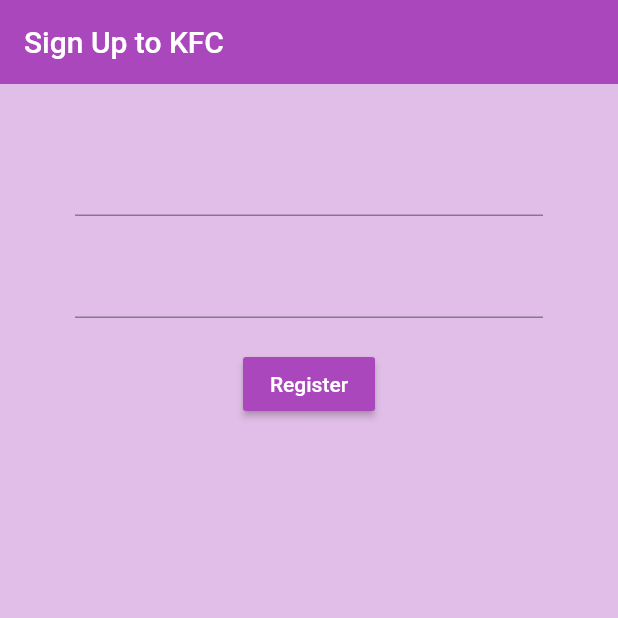
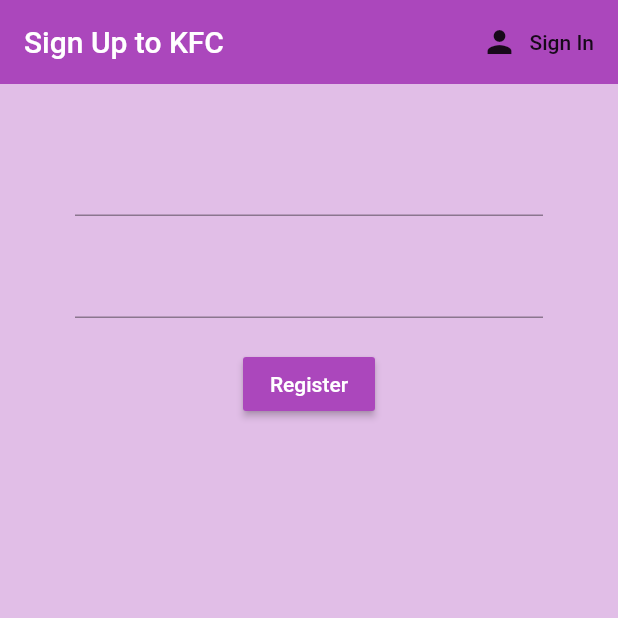
Before and after one commit to undefinedzack/KFC, a Flutter app: the screen it shows after launch, after a tap on "Register", on a phone screen of 412 x 824 dp, the top half of it. Run offline on Flutter 3.47's test engine with Material 2 defaults, Android fonts, the phone set to English and light mode, and no system bars; our stand-ins replace firebase_auth; accounts and stored records are empty.

Commit message:
last one

```diff
--- a/lib/screens/authenticate/authenticate.dart
+++ b/lib/screens/authenticate/authenticate.dart
@@ -8,10 +8,20 @@ class Authenticate extends StatefulWidget {
 }
 
 class _AuthenticateState extends State<Authenticate> {
+
+  bool showSignIn = true;
+
+  void toggleView(){
+    setState(() => showSignIn = !showSignIn );
+  }
+
   @override
   Widget build(BuildContext context) {
-    return Container(
-      child: Register(),
-    );
+    if(showSignIn==true){
+      return(SignIn(toggleView: toggleView));
+    }
+    else{
+      return(Register(toggleView: toggleView));
+    }
   }
 }
--- a/lib/screens/authenticate/register.dart
+++ b/lib/screens/authenticate/register.dart
@@ -2,6 +2,10 @@ import 'package:flutter/material.dart';
 import 'package:kotgirwar_fan_club/services/auth.dart';
 
 class Register extends StatefulWidget {
+
+  final Function toggleView;
+  Register({this.toggleView});
+
   @override
   _RegisterState createState() => _RegisterState();
 }
@@ -9,10 +13,12 @@ class Register extends StatefulWidget {
 class _RegisterState extends State<Register> {
 
   final AuthService _auth=AuthService();
+  final _formkey = GlobalKey<FormState>();
 
   //text field state
   String email="";
   String password="";
+  String error='';
 
   @override
   Widget build(BuildContext context) {
@@ -22,21 +28,33 @@ class _RegisterState extends State<Register> {
         backgroundColor:Colors.purple[400],
         elevation: 0.0,
         title: Text('Sign Up to KFC'),
+        actions: <Widget>[
+          FlatButton.icon(
+            onPressed: (){
+              widget.toggleView();
+
+            },
+            icon: Icon(Icons.person),
+            label: Text('Sign In')
+            )
+        ],
       ),
       body: Container(
         padding: EdgeInsets.symmetric(vertical:20.0, horizontal:50.0),
         child: Form(
+          key: _formkey,
           child: Column(
             children: <Widget>[
               SizedBox(height: 20.0,),
               TextFormField(
-
+                validator: (val)=> val.isEmpty ? 'Enter an email' : null,
                 onChanged: (val){
                   setState(()=>email=val);
                 }
               ),
               SizedBox(height: 20.0,),
               TextFormField(
+                validator: (val)=> val.length < 6 ? 'Enter a password 6+ chars long' : null,
                 obscureText: true,
                 onChanged: (val){
                   setState(()=>password=val);
@@ -44,15 +62,25 @@ class _RegisterState extends State<Register> {
               ),
               SizedBox(height:20.0),
               RaisedButton(
+
                 color: Colors.purple[400],
                 child: Text(
                   'Register',
                   style: TextStyle(color: Colors.white),
                 ),
                 onPressed: () async {
-                  print(email);
-                  print(password);
+                  if(_formkey.currentState.validate()){
+                    dynamic result = await _auth.registerWithEmailandPassword(email,password);
+                    if(result==null){
+                      setState(() => error = 'sahi daalo na sir');
+                    }
+                  }
                 },
+              ),
+              SizedBox(height: 12.0),
+              Text(
+                error,
+                style: TextStyle(color: Colors.red, fontSize: 14.0),
               )
             ]
           ),
--- a/lib/screens/authenticate/sign_in.dart
+++ b/lib/screens/authenticate/sign_in.dart
@@ -2,6 +2,10 @@ import 'package:flutter/material.dart';
 import 'package:kotgirwar_fan_club/services/auth.dart';
 
 class SignIn extends StatefulWidget {
+
+  final Function toggleView;
+  SignIn({this.toggleView});
+
   @override
   _SignInState createState() => _SignInState();
 }
@@ -23,6 +27,15 @@ class _SignInState extends State<SignIn> {
         backgroundColor:Colors.purple[400],
         elevation: 0.0,
         title: Text('Sign In to KFC'),
+        actions: <Widget>[
+          FlatButton.icon(
+            onPressed: (){
+              widget.toggleView();
+            },
+            icon: Icon(Icons.person),
+            label: Text('Register')
+            )
+        ],
       ),
       body: Container(
         padding: EdgeInsets.symmetric(vertical:20.0, horizontal:50.0),
```
Also changed, not shown: lib/services/auth.dart (+10 -0 lines).
